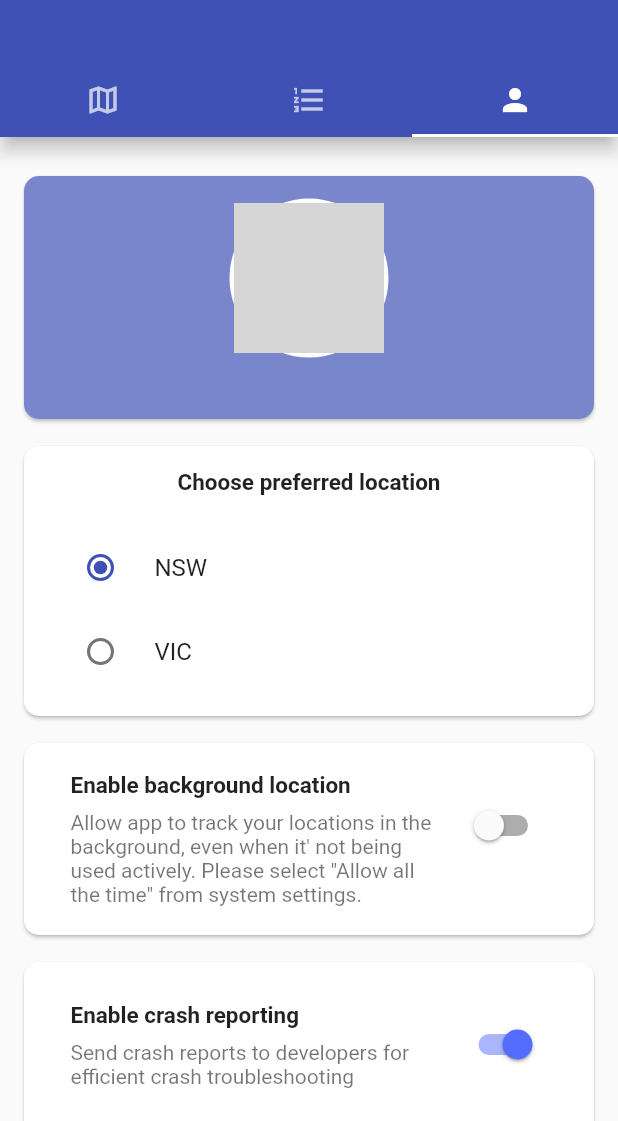
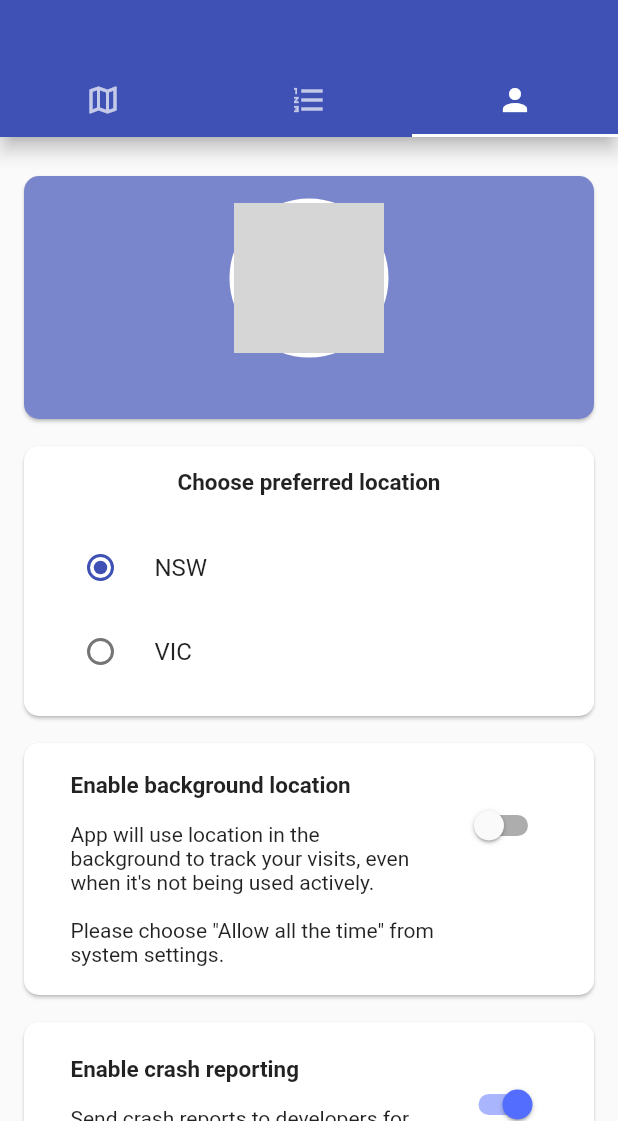
Before and after one commit to tusharm/trailya-app, a Flutter app: the screen it shows once a user with an empty profile is signed in, tab 3 chosen, on a phone screen of 412 x 824 dp, the part 115-1236 px from its top. Run offline on Flutter 3.47's test engine with Material 2 defaults, Android fonts, the phone set to English and light mode, and no system bars; our stand-ins replace cloud_firestore, dropdown_search, firebase_auth, firebase_core, firebase_crashlytics, firebase_messaging and 4 more; missing offline and left inert: animated_floatactionbuttons, maps_toolkit, mock_data, workmanager; accounts and stored records are empty; network calls fail; grey boxes are pictures that could not be loaded.

Commit message:
Close resources gracefully + fix fonts in Profile screen

```diff
--- a/lib/app/screen/home_screen.dart
+++ b/lib/app/screen/home_screen.dart
@@ -25,6 +25,7 @@ class HomeScreen extends StatefulWidget {
 }
 
 class _HomeScreenState extends State<HomeScreen> {
+  _Services? services;
   MessageService? messageService;
 
   @override
@@ -42,15 +43,16 @@ class _HomeScreenState extends State<HomeScreen> {
             return Waiting();
           }
 
-          final services = snapshot.data!;
+          services = snapshot.data!;
+
           return MultiProvider(
             providers: [
               ChangeNotifierProvider<UserConfig>.value(
-                value: services.userConfig,
+                value: services!.userConfig,
               ),
-              Provider.value(value: services.locationService),
+              Provider.value(value: services!.locationService),
               SitesNotifier.create(),
-              LocationNotifier.create(services.visitsStore),
+              LocationNotifier.create(services!.visitsStore),
               ChangeNotifierProvider(create: (_) => Filters()),
             ],
             builder: (context, _) => buildContent(context),
@@ -164,6 +166,10 @@ class _HomeScreenState extends State<HomeScreen> {
       messageService!.dispose();
     }
 
+    if (services != null) {
+      services!.dispose();
+    }
+
     super.dispose();
   }
 }
@@ -174,4 +180,8 @@ class _Services {
   final LocationService locationService;
   final VisitsStore visitsStore;
   final UserConfig userConfig;
+
+  Future<void> dispose() async {
+    await locationService.dispose();
+  }
 }
--- a/lib/app/screen/profile_screen.dart
+++ b/lib/app/screen/profile_screen.dart
@@ -87,7 +87,6 @@ class ProfileScreen extends StatelessWidget {
       children: [
         Text(
           'Choose preferred location',
-          textAlign: TextAlign.left,
           style: TextStyle(
             fontSize: 15,
             fontWeight: FontWeight.bold,
@@ -116,7 +115,7 @@ class ProfileScreen extends StatelessWidget {
     final widget = ListTile(
       isThreeLine: true,
       title: Padding(
-        padding: EdgeInsets.only(bottom: 8.0),
+        padding: EdgeInsets.only(bottom: 16.0),
         child: Text(
           'Enable crash reporting',
           style: TextStyle(
@@ -128,6 +127,7 @@ class ProfileScreen extends StatelessWidget {
       ),
       subtitle: Text(
         'Send crash reports to developers for efficient crash troubleshooting',
+        style: TextStyle(color: Colors.black87),
       ),
       trailing: Switch(
         value: config.crashReportEnabled,
@@ -142,7 +142,7 @@ class ProfileScreen extends StatelessWidget {
     final widget = ListTile(
       isThreeLine: true,
       title: Padding(
-        padding: const EdgeInsets.only(bottom: 8.0),
+        padding: const EdgeInsets.only(bottom: 16.0),
         child: Text(
           'Enable background location',
           style: TextStyle(
@@ -153,7 +153,10 @@ class ProfileScreen extends StatelessWidget {
         ),
       ),
       subtitle: Text(
-        'Allow app to track your locations in the background, even when it\' not being used actively. Please select "Allow all the time" from system settings.',
+        '''
+        App will use location in the background to track your visits, even when it\'s not being used actively.\n\nPlease choose "Allow all the time" from system settings.
+        '''.trim(),
+        style: TextStyle(color: Colors.black87),
       ),
       trailing: Switch(
         value: config.bgLocationEnabled,
--- a/lib/services/location_service.dart
+++ b/lib/services/location_service.dart
@@ -93,4 +93,11 @@ class LocationService {
       await location.enableBackgroundMode(enable: userConfig.bgLocationEnabled);
     }
   }
+
+  Future<void> dispose() async {
+    final bgEnabled = await location.isBackgroundModeEnabled();
+    if (bgEnabled) {
+      await location.enableBackgroundMode(enable: false);
+    }
+  }
 }
--- a/pubspec.yaml
+++ b/pubspec.yaml
@@ -15,7 +15,7 @@ publish_to: 'none' # Remove this line if you wish to publish to pub.dev
 # In iOS, build-name is used as CFBundleShortVersionString while build-number used as CFBundleVersion.
 # Read more about iOS versioning at
 # https://developer.apple.com/library/archive/documentation/General/Reference/InfoPlistKeyReference/Articles/CoreFoundationKeys.html
-version: 0.2.0+7
+version: 0.2.0+9
 
 environment:
   sdk: ">=2.12.0 <3.0.0"
```
Also changed, not shown: 1 other file.
